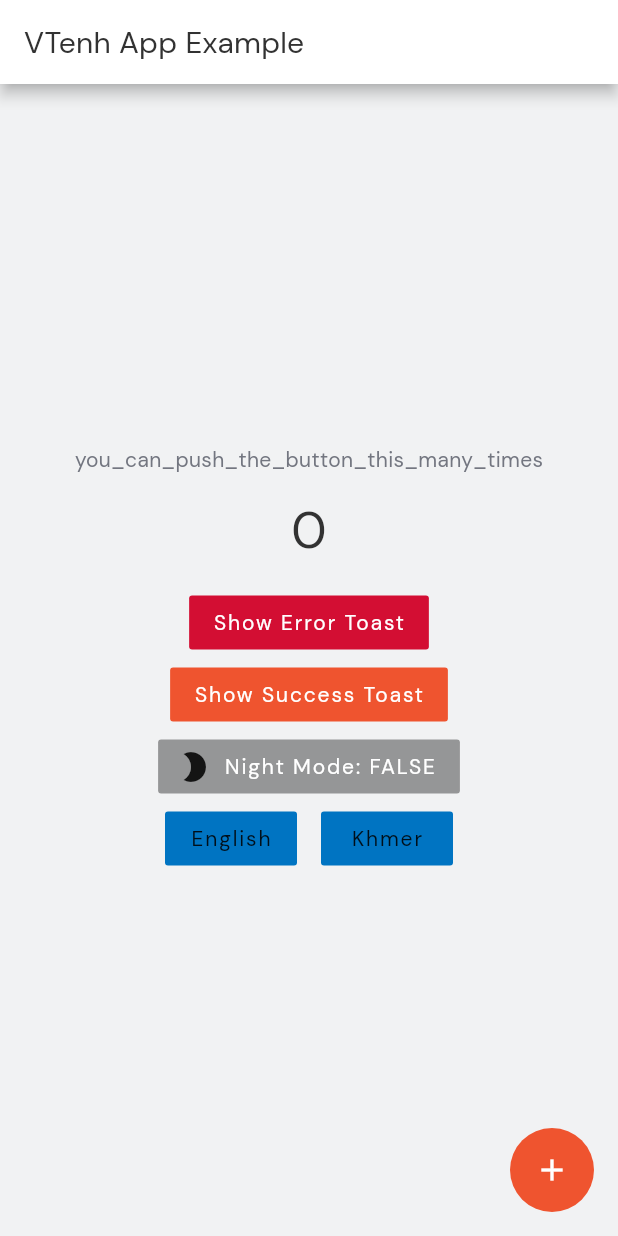
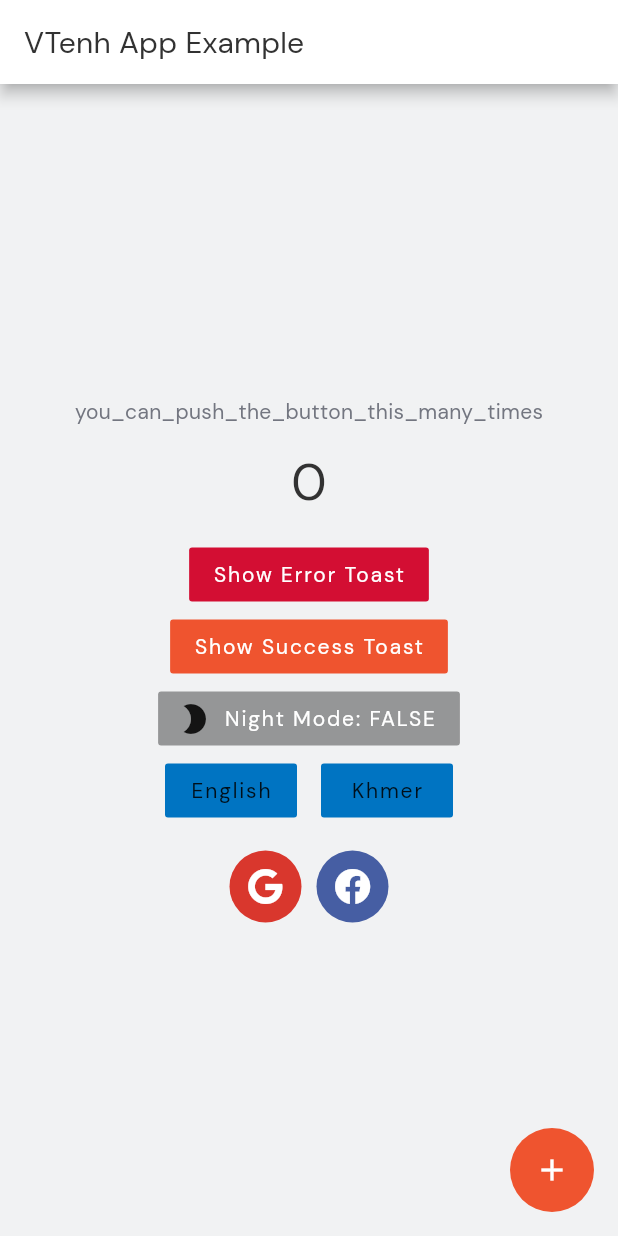
Before and after one commit to darot-chen/vshopmerchantapp, a Flutter app: the screen it shows after launch, on a phone screen of 412 x 824 dp. Run offline on Flutter 3.47's test engine with Material 2 defaults, Android fonts, the light colour scheme and no system bars; our stand-ins replace bot_toast, dio, easy_localization, flutter_hooks, flutter_localized_locales, flutter_secure_storage and 3 more; missing offline and left inert: easy_localization_loader, flutter_facebook_auth; generated files the repository leaves out were written again.

Commit message:
close #13 facebook auth setup

```diff
--- a/lib/my_home_page.dart
+++ b/lib/my_home_page.dart
@@ -3,6 +3,7 @@ import 'package:flutter/material.dart';
 import 'package:hooks_riverpod/all.dart';
 import 'package:vtenhappmerchant/models/global_model.dart';
 import 'package:vtenhappmerchant/notifiers/langs_notifier.dart';
+import 'package:vtenhappmerchant/social_signin.dart';
 import 'constants/config_constant.dart';
 import 'mixins/toast.dart';
 import 'notifiers/theme_notifier.dart';
@@ -45,6 +46,7 @@ class _MyHomePageState extends State<MyHomePage> with Toast {
           children: <Widget>[
             Text(tr('you_can_push_the_button_this_many_times')),
             const SizedBox(height: ConfigConstant.margin),
+
             Text(
               '$_counter',
               style: Theme.of(context).textTheme.headline4,
@@ -117,6 +119,11 @@ class _MyHomePageState extends State<MyHomePage> with Toast {
                 );
               },
             ),
+
+            const SizedBox(height: ConfigConstant.margin),
+
+            //social sign in
+            SocialSignIn(),
           ],
         ),
       ),
--- /dev/null
+++ b/lib/social_signin.dart
@@ -0,0 +1,91 @@
+import 'dart:io';
+import 'package:flutter/material.dart';
+import 'package:flutter_facebook_auth/flutter_facebook_auth.dart';
+import 'package:font_awesome_flutter/font_awesome_flutter.dart';
+import 'package:vtenhappmerchant/widgets/scale_down_on_tap.dart';
+
+class SocialSignIn extends StatefulWidget {
+  @override
+  _SocialSignInState createState() => _SocialSignInState();
+}
+
+class _SocialSignInState extends State<SocialSignIn> {
+  String errorMessage;
+
+  Future<void> _loginWithFB() async {
+    try {
+      // by default the login method has the next permissions ['email','public_profile']
+      AccessToken accessToken = await FacebookAuth.instance.login();
+      print(accessToken.toJson());
+      // get the user data
+      final userData = await FacebookAuth.instance.getUserData();
+      print(userData);
+    } on FacebookAuthException catch (e) {
+      switch (e.errorCode) {
+        case FacebookAuthErrorCode.OPERATION_IN_PROGRESS:
+          print("You have a previous login operation in progress");
+          break;
+        case FacebookAuthErrorCode.CANCELLED:
+          print("login cancelled");
+          break;
+        case FacebookAuthErrorCode.FAILED:
+          print("login failed");
+          break;
+      }
+    }
+  }
+
+  @override
+  Widget build(BuildContext context) {
+    var apple = {
+      'icon': FontAwesomeIcons.apple,
+      'name': "Apple",
+      'color': Color(0xFF010101),
+      'onPressed': () async {},
+    };
+    var googleSignIn = {
+      'icon': FontAwesomeIcons.google,
+      'name': "Google",
+      'color': Color(0xFFd9372d),
+      'onPressed': () async {},
+    };
+    var facebookSignIn = {
+      'icon': FontAwesomeIcons.facebook,
+      'name': "Facebook",
+      'color': Color(0xFF465ea3),
+      'onPressed': () async {
+        await _loginWithFB();
+      },
+    };
+
+    var signinOptions = [googleSignIn, facebookSignIn];
+    if (Platform.isIOS) {
+      if (!signinOptions.contains(apple)) {
+        signinOptions.add(apple);
+      }
+    }
+    return Row(
+      mainAxisAlignment: MainAxisAlignment.center,
+      children: List.generate(signinOptions.length, (index) {
+        return ScaleDownOnTab(
+          onTap: signinOptions[index]['onPressed'],
+          child: Container(
+            margin: EdgeInsets.symmetric(horizontal: 5),
+            height: 48,
+            width: 48,
+            decoration: BoxDecoration(
+              borderRadius: BorderRadius.circular(24),
+              color: signinOptions[index]['color'],
+            ),
+            child: Center(
+              child: FaIcon(
+                signinOptions[index]['icon'],
+                color: Colors.white,
+              ),
+            ),
+          ),
+        );
+      }),
+    );
+  }
+}
--- a/pubspec.yaml
+++ b/pubspec.yaml
@@ -25,6 +25,7 @@ dependencies:
     sdk: flutter
 
   bot_toast: ^3.0.5
+  font_awesome_flutter: ^8.11.0
 
   # Networking
   dio: ^3.0.9
@@ -44,6 +45,9 @@ dependencies:
   easy_localization: ^2.3.2
   easy_localization_loader: ^0.0.2
   flutter_localized_locales: ^1.1.2
+
+  #social authentication
+  flutter_facebook_auth: ^2.0.0+1
 
 
   # The following adds the Cupertino Icons font to your application.
```
Also changed, not shown: pubspec.lock, 16 other files.
